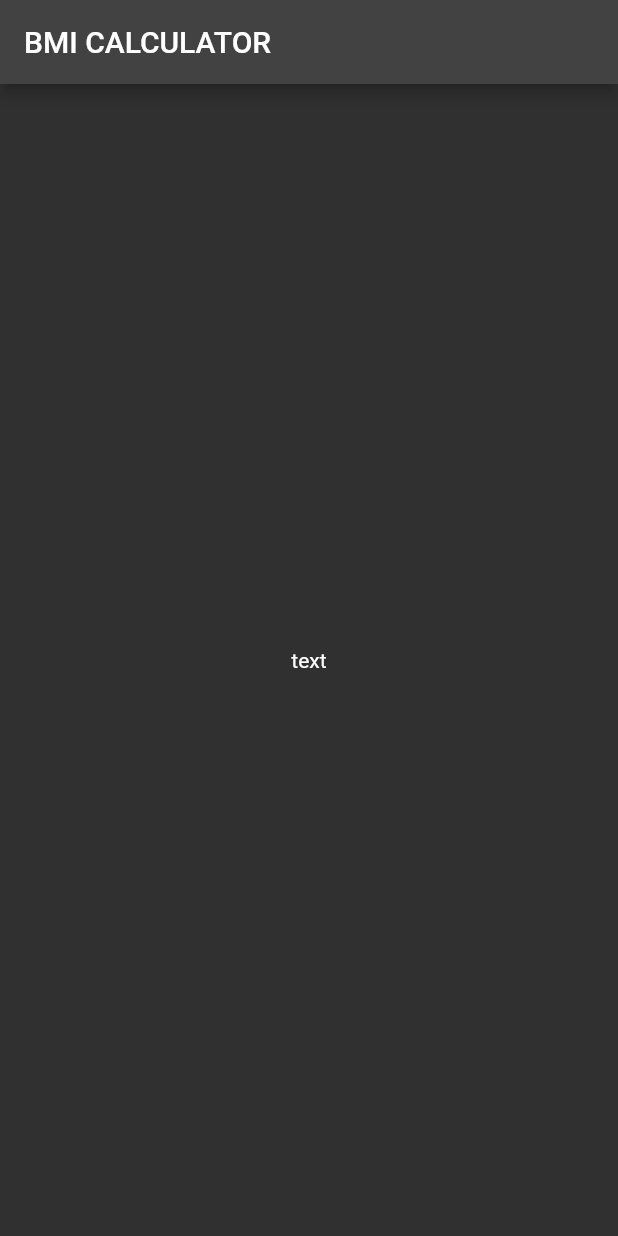
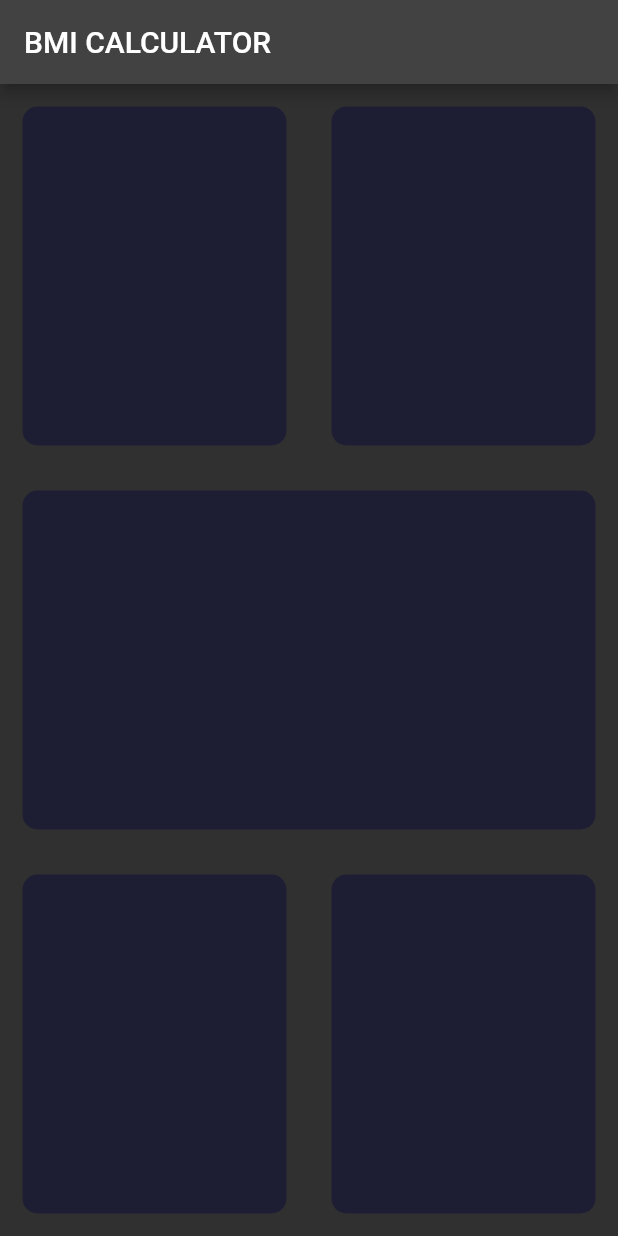
Before and after one commit to AsadBashir198/fa19-bcs-035, a Flutter app: the screen it shows after launch, on a phone screen of 412 x 824 dp. Run offline on Flutter 3.47's test engine with Material 2 defaults, Android fonts, the light colour scheme and no system bars.

Commit message:
design bmi
design the bmi with widgets

```diff
--- a/BMI/lib/input_page.dart
+++ b/BMI/lib/input_page.dart
@@ -15,15 +15,59 @@
 
         title: Text("BMI CALCULATOR"),
       ),
-      body: Center(
-        child: Column(
-          mainAxisAlignment: MainAxisAlignment.center,
-          children: <Widget>[
-             Text(
-              'text',
-            ),
+    body: Column(
+        children: [
+          Expanded(child:Row(
+            children: [
+              Expanded(child:Container(
+                margin: EdgeInsets.all(15.0),
+                decoration: BoxDecoration(
+                  color:Color(0xFF1D1E33),
+                  borderRadius: BorderRadius.circular(10.0)
+                ),
+              ),),
+              Expanded(child:Container(
+                margin: EdgeInsets.all(15.0),
+                decoration: BoxDecoration(
+                    color:Color(0xFF1D1E33),
+                    borderRadius: BorderRadius.circular(10.0)
+                ),
+              ),),
+            ],
+
+          ),),
+
+          Expanded(child:Row(
+            children: [
+              Expanded(child:Container(
+                margin: EdgeInsets.all(15.0),
+                decoration: BoxDecoration(
+                    color:Color(0xFF1D1E33),
+                    borderRadius: BorderRadius.circular(10.0)
+                ),
+              ),),
+            ],
+          ),),
+
+          Expanded(child:Row(children: [
+            Expanded(child:Container(
+              margin: EdgeInsets.all(15.0),
+              decoration: BoxDecoration(
+                  color:Color(0xFF1D1E33),
+                  borderRadius: BorderRadius.circular(10.0)
+              ),
+            ),),
+            Expanded(child:Container(
+              margin: EdgeInsets.all(15.0),
+              decoration: BoxDecoration(
+                  color:Color(0xFF1D1E33),
+                  borderRadius: BorderRadius.circular(10.0)
+              ),
+            ),),
           ],
-        ),
+
+          ),),
+        ],
       ),
       // This trailing comma makes auto-formatting nicer for build methods.
     );
```
